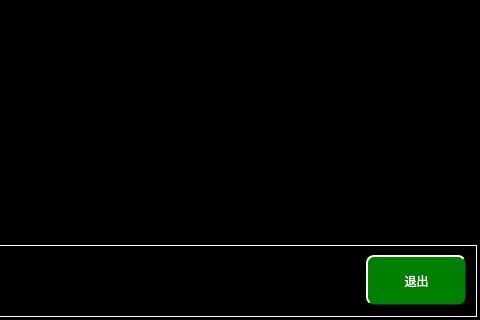
Above: maintaincedatetimesetpage.ui from mayue-crrc/ShenyangMetro9DB before the change; both pictures show x 544 to 1024 and y 366 to 686 of the 1024 by 686 pixel window. Below: the same form after it.
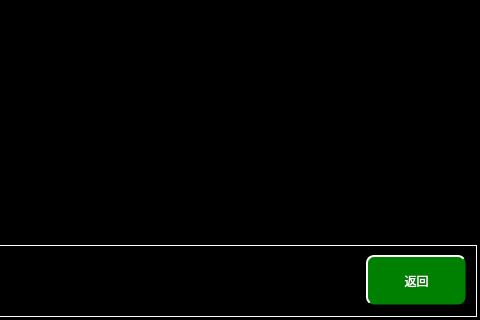
That is the form after the change.

Patch:
```diff
--- a/maintaincedatetimesetpage.ui
+++ b/maintaincedatetimesetpage.ui
@@ -57,7 +57,7 @@
 }</string>
    </property>
    <property name="text">
-    <string>退出</string>
+    <string>返回</string>
    </property>
   </widget>
   <widget class="QLabel" name="label">
```
